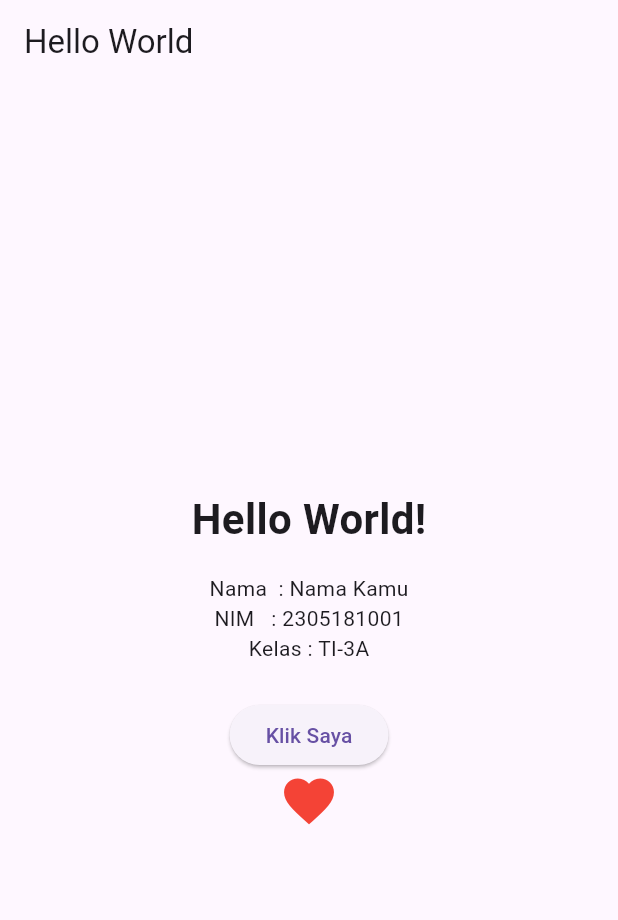
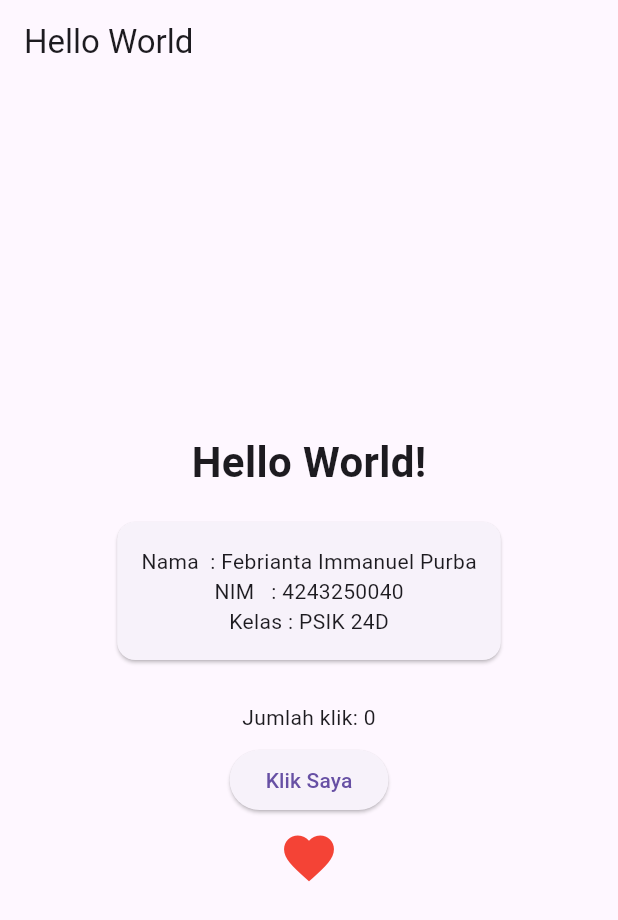
Before and after one commit to antapurba445-oss/pm-pertemuan-01-4243250040, a Flutter app: the screen it shows after launch, on a phone screen of 412 x 824 dp. Shown: the top 920 px of the screen. Run offline on Flutter 3.47's test engine with Material 3 defaults, Android fonts, the phone set to English and light mode, and no system bars.

Commit message:
feat: tambah widget Card dan tombol penghitung

```diff
--- a/pm_pertemuan_01_4243250040/lib/main.dart
+++ b/pm_pertemuan_01_4243250040/lib/main.dart
@@ -9,7 +9,24 @@ class MyApp extends StatelessWidget {
   Widget build(BuildContext context) {
     return MaterialApp(
       debugShowCheckedModeBanner: false,
-      home: Scaffold(
+      home: const HomePage(),
+    );
+  }
+}
+
+class HomePage extends StatefulWidget {
+  const HomePage({super.key});
+
+  @override
+  State<HomePage> createState() => _HomePageState();
+}
+
+class _HomePageState extends State<HomePage> {
+  int _klik = 0;
+
+  @override
+  Widget build(BuildContext context) {
+    return Scaffold(
       appBar: AppBar(title: const Text('Hello World')),
       body: Center(
         child: Column(
@@ -20,18 +37,28 @@ class MyApp extends StatelessWidget {
               style: TextStyle(fontSize: 28, fontWeight: FontWeight.bold),
             ),
             const SizedBox(height: 16),
-              const Text('Nama  : Nama Kamu'),
-              const Text('NIM   : 2305181001'),
-              const Text('Kelas : TI-3A'),
+            const Card(
+              child: Padding(
+                padding: EdgeInsets.all(16),
+                child: Column(
+                  children: [
+                    Text('Nama  : Febrianta Immanuel Purba'),
+                    Text('NIM   : 4243250040'),
+                    Text('Kelas : PSIK 24D'),
+                  ],
+                ),
+              ),
+            ),
             const SizedBox(height: 24),
-              // Widget tambahan (minimal 1)
+            Text('Jumlah klik: $_klik'),
+            const SizedBox(height: 8),
             ElevatedButton(
-                onPressed: () {},
+              onPressed: () => setState(() => _klik++),
               child: const Text('Klik Saya'),
             ),
+            const SizedBox(height: 8),
             const Icon(Icons.favorite, color: Colors.red, size: 40),
           ],
-          ),
         ),
       ),
     );
```
Also changed, not shown: 2 other files. Lines whose indentation alone changed are shown as unchanged.
